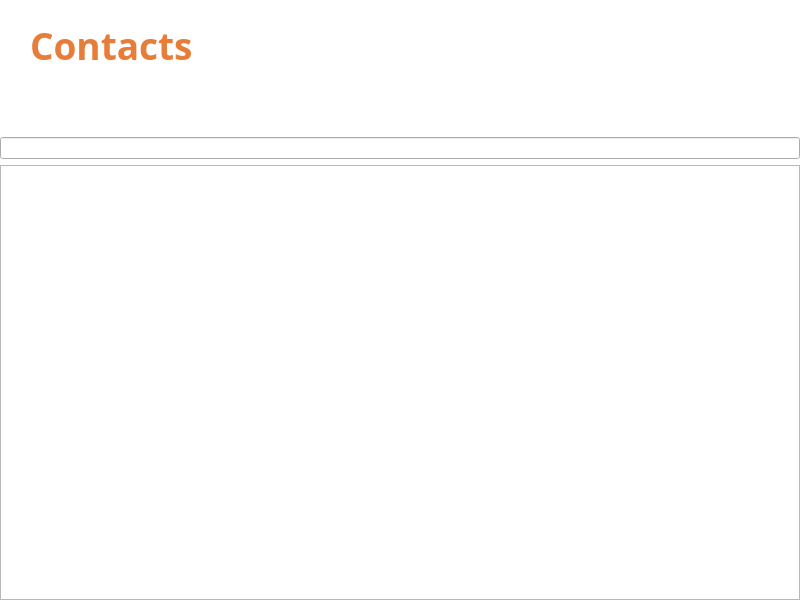
Above: xivoclient/src/xlets/people/people_widget.ui from wazo-platform/wazo-client-qt before the change. Below: the same form after it.
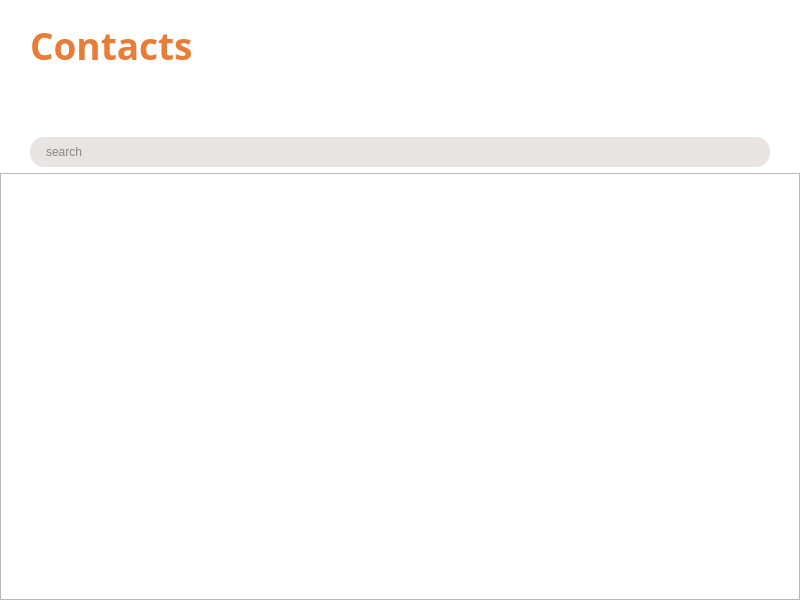
That is the form after the change. Custom widgets are drawn as their Qt base class.

Commit message: improve a bit the search box

The edit to the form file:
```diff
--- a/xivoclient/src/xlets/people/people_widget.ui
+++ b/xivoclient/src/xlets/people/people_widget.ui
@@ -104,9 +104,28 @@
    </item>
    <item>
     <widget class="QLineEdit" name="entry_filter">
+     <property name="font">
+      <font>
+       <family>Liberation Sans</family>
+       <pointsize>9</pointsize>
+      </font>
+     </property>
+     <property name="styleSheet">
+      <string notr="true">background-color: #e8e4e2;
+border-radius: 14px;
+padding-left: 14px;
+padding-right: 28px;
+color: #2c2927;
+height: 30px;
+margin-left: 30px;
+margin-right: 30px;</string>
+     </property>
      <property name="text">
       <string notr="true"/>
      </property>
+     <property name="placeholderText">
+      <string>search</string>
+     </property>
     </widget>
    </item>
    <item>
```
